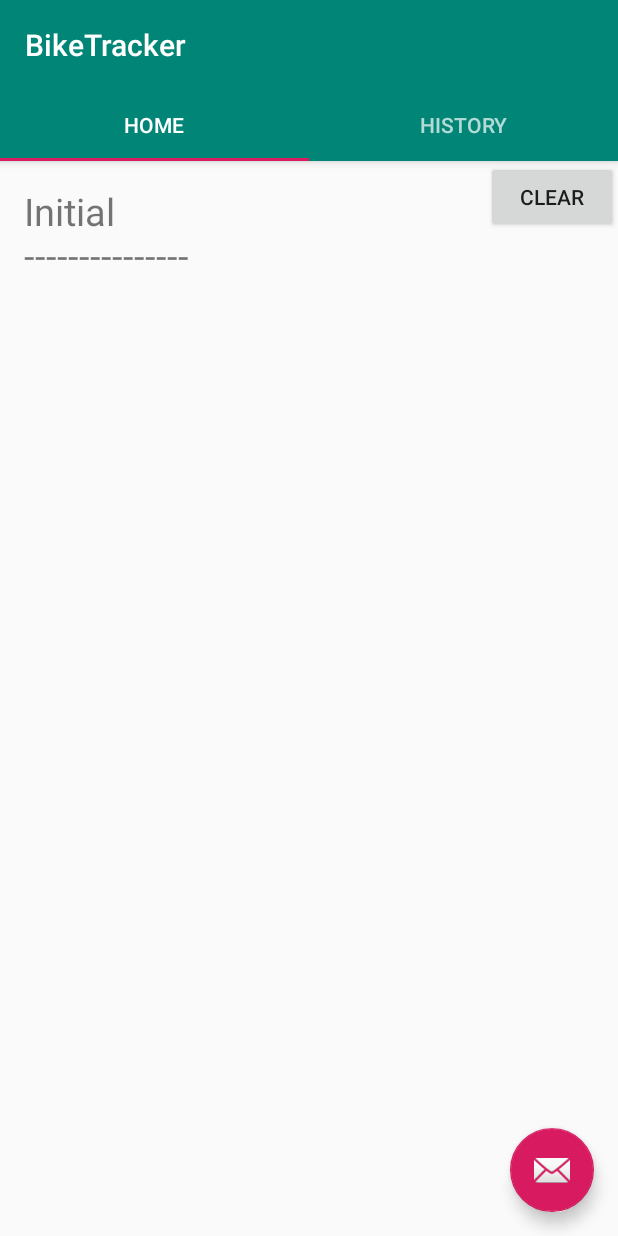
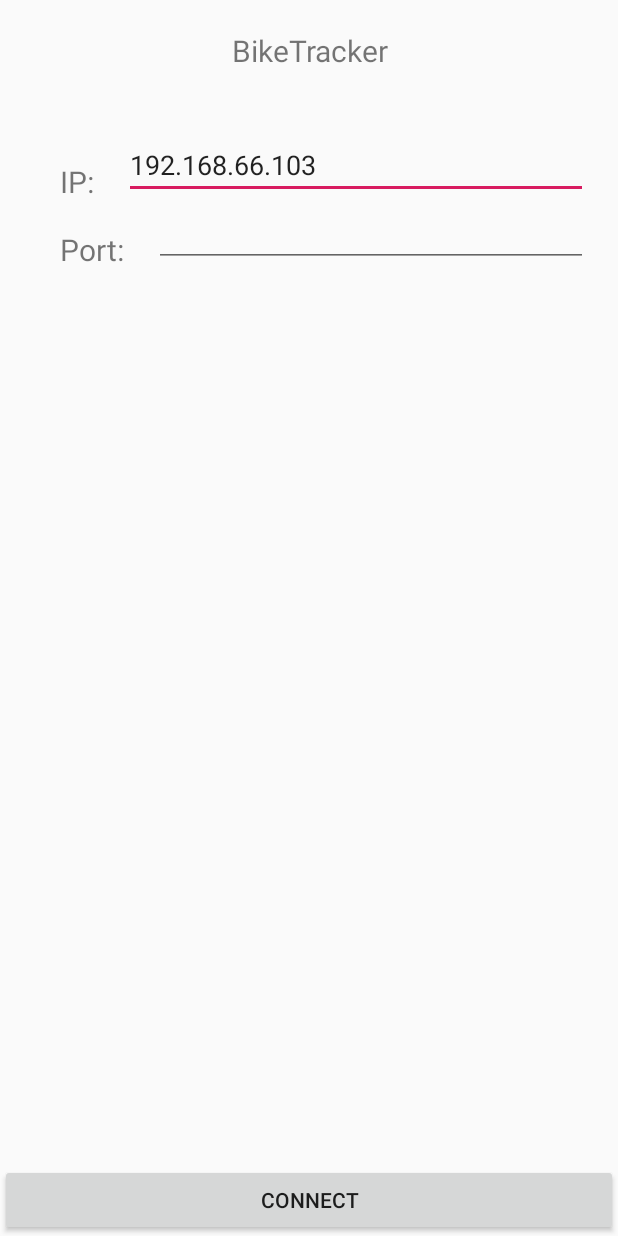
Before and after one commit to KMint1819/BikeTracker, an Android app: the screen it shows after launch (MainActivity), on a phone screen of 412 x 824 dp. Run offline under Robolectric (Android 15) with nearby library versions, the phone set to English and light mode, and no system bars.

Commit message:
feature(BikeTracker): Able to establish socket to PcServer.     1. Add a home page for the app to enter ip & port.     2. Able to connect to server.(But not sending data yet.)
feature(PcServer):
    1. Notifies when someone is connected.

```diff
--- a/BikeTracker/app/src/main/AndroidManifest.xml
+++ b/BikeTracker/app/src/main/AndroidManifest.xml
@@ -1,6 +1,7 @@
 <?xml version="1.0" encoding="utf-8"?>
 <manifest xmlns:android="http://schemas.android.com/apk/res/android"
     package="com.example.biketracker">
+    <uses-permission android:name="android.permission.INTERNET"/>
 
     <application
         android:allowBackup="true"
@@ -9,6 +10,7 @@
         android:roundIcon="@mipmap/ic_launcher_round"
         android:supportsRtl="true"
         android:theme="@style/AppTheme">
+        <activity android:name=".WorkSpace"></activity>
         <activity
             android:name=".MainActivity"
             android:label="@string/app_name"
--- a/BikeTracker/app/src/main/java/com/example/biketracker/MainActivity.java
+++ b/BikeTracker/app/src/main/java/com/example/biketracker/MainActivity.java
@@ -1,5 +1,6 @@
 package com.example.biketracker;
 
+import android.content.Intent;
 import android.os.Bundle;
 
 import com.google.android.material.floatingactionbutton.FloatingActionButton;
@@ -13,41 +14,35 @@ import android.util.Log;
 import android.view.Menu;
 import android.view.MenuItem;
 import android.view.View;
+import android.widget.Button;
+import android.widget.EditText;
 
 
 public class MainActivity extends AppCompatActivity {
     private static final String TAG = "MainActivity";
-
-    private SectionsPagerAdapter mSectionsPagerAdapter;
-    private ViewPager mViewPager;
-    TabLayout tabs;
+    private Button btn_connect;
+    private EditText edt_ip;
+    private EditText edt_port;
 
     @Override
     protected void onCreate(Bundle savedInstanceState) {
         super.onCreate(savedInstanceState);
         setContentView(R.layout.activity_main);
-        Log.d(TAG, "App started...");
-
-        tabs = findViewById(R.id.tabs);
-        mSectionsPagerAdapter = new SectionsPagerAdapter(getSupportFragmentManager());
-        mViewPager = findViewById(R.id.view_pager);
-        FloatingActionButton fab = findViewById(R.id.fab);
-
-        fab.setOnClickListener(new View.OnClickListener() {
-            @Override
-            public void onClick(View view) {
-                Snackbar.make(view, "Replace with your own action", Snackbar.LENGTH_LONG)
-                        .setAction("Action", null).show();
-            }
-        });
-        setViewPager(mViewPager);
-        tabs.setupWithViewPager(mViewPager);
+        btn_connect = findViewById(R.id.btn_connect);
+        edt_ip = findViewById(R.id.ip_edt);
+        edt_port = findViewById(R.id.port_edt);
+        btn_connect.setOnClickListener(connectListner);
     }
 
-    private void setViewPager(ViewPager viewPager) {
-        SectionsPagerAdapter adapter = new SectionsPagerAdapter(getSupportFragmentManager());
-        adapter.add(new HomeFragment(), "Home");
-        adapter.add(new HistoryFragment(), "History");
-        viewPager.setAdapter(adapter);
-    }
+    View.OnClickListener connectListner = new View.OnClickListener() {
+        @Override
+        public void onClick(View v) {
+            String ip = edt_ip.getText().toString();
+            int port = Integer.parseInt(edt_port.getText().toString());
+            Intent intent = new Intent(MainActivity.this, WorkSpace.class);
+            intent.putExtra("ip", ip);
+            intent.putExtra("port", port);
+            startActivity(intent);
+        }
+    };
 }
--- a/BikeTracker/app/src/main/res/layout/activity_main.xml
+++ b/BikeTracker/app/src/main/res/layout/activity_main.xml
@@ -1,44 +1,71 @@
 <?xml version="1.0" encoding="utf-8"?>
-<androidx.coordinatorlayout.widget.CoordinatorLayout xmlns:android="http://schemas.android.com/apk/res/android"
+<RelativeLayout xmlns:android="http://schemas.android.com/apk/res/android"
     xmlns:app="http://schemas.android.com/apk/res-auto"
     xmlns:tools="http://schemas.android.com/tools"
     android:layout_width="match_parent"
     android:layout_height="match_parent"
     tools:context=".MainActivity">
 
-    <com.google.android.material.appbar.AppBarLayout
+    <LinearLayout
+        android:id="@+id/header"
         android:layout_width="match_parent"
         android:layout_height="wrap_content"
-        android:theme="@style/AppTheme.AppBarOverlay">
+        android:padding="@dimen/main_padding">
 
         <TextView
-            android:id="@+id/title"
+            android:layout_width="match_parent"
+            android:layout_height="wrap_content"
+            android:gravity="center"
+            android:text="@string/app_name"
+            android:textSize="@dimen/main_text_size" />
+    </LinearLayout>
+
+    <RelativeLayout
+        android:layout_width="match_parent"
+        android:layout_height="wrap_content"
+        android:layout_below="@+id/header"
+        android:padding="@dimen/main_padding">
+
+        <TextView
+            android:id="@+id/ip_view"
             android:layout_width="wrap_content"
             android:layout_height="wrap_content"
-            android:gravity="center"
-            android:minHeight="?actionBarSize"
-            android:padding="@dimen/appbar_padding"
-            android:text="@string/app_name"
-            android:textAppearance="@style/TextAppearance.Widget.AppCompat.Toolbar.Title" />
+            android:padding="@dimen/main_padding"
+            android:text="IP:"
+            android:textSize="@dimen/main_text_size"/>
 
-        <com.google.android.material.tabs.TabLayout
-            android:id="@+id/tabs"
-            android:layout_width="match_parent"
+        <EditText
+            android:id="@+id/ip_edt"
+            android:layout_width="wrap_content"
             android:layout_height="wrap_content"
-            android:background="?attr/colorPrimary" />
-    </com.google.android.material.appbar.AppBarLayout>
+            android:layout_alignParentEnd="true"
+            android:layout_toEndOf="@id/ip_view"
+            android:text="@string/default_ip"/>
 
-    <androidx.viewpager.widget.ViewPager
-        android:id="@+id/view_pager"
+        <TextView
+            android:id="@+id/port_view"
+            android:layout_width="wrap_content"
+            android:layout_height="wrap_content"
+            android:layout_below="@+id/ip_edt"
+            android:padding="@dimen/main_padding"
+            android:text="Port:"
+            android:textSize="@dimen/main_text_size"/>
+
+        <EditText
+            android:id="@+id/port_edt"
+            android:layout_width="wrap_content"
+            android:layout_height="wrap_content"
+            android:layout_below="@id/ip_edt"
+            android:layout_alignParentEnd="true"
+            android:layout_toEndOf="@id/port_view"
+            />
+    </RelativeLayout>
+
+    <Button
+        android:id="@+id/btn_connect"
         android:layout_width="match_parent"
-        android:layout_height="match_parent"
-        app:layout_behavior="@string/appbar_scrolling_view_behavior" />
+        android:layout_height="wrap_content"
+        android:layout_alignParentBottom="true"
+        android:text="Connect"/>
 
-    <com.google.android.material.floatingactionbutton.FloatingActionButton
-        android:id="@+id/fab"
-        android:layout_width="wrap_content"
-        android:layout_height="wrap_content"
-        android:layout_gravity="bottom|end"
-        android:layout_margin="@dimen/fab_margin"
-        app:srcCompat="@android:drawable/ic_dialog_email" />
-</androidx.coordinatorlayout.widget.CoordinatorLayout>
+</RelativeLayout>
--- a/BikeTracker/app/src/main/res/values/dimens.xml
+++ b/BikeTracker/app/src/main/res/values/dimens.xml
@@ -5,4 +5,9 @@
     <dimen name="appbar_padding">16dp</dimen>
     <dimen name="fab_margin">16dp</dimen>
     <dimen name="appbar_padding_top">8dp</dimen>
+
+<!--    main-->
+
+    <dimen name="main_text_size">20sp</dimen>
+    <dimen name="main_padding">20sp</dimen>
 </resources>
--- a/BikeTracker/app/src/main/res/values/strings.xml
+++ b/BikeTracker/app/src/main/res/values/strings.xml
@@ -4,4 +4,6 @@
     <string name="tab_history">History</string>
     <string name="btn_clear">CLEAR</string>
     <string name="text_area">Initial\n---------------\n</string>
+    <!-- main   -->
+    <string name="default_ip">192.168.66.103</string>
 </resources>
```
Also changed, not shown: BikeTracker/app/src/main/java/com/example/biketracker/HomeFragment.java (+30 -4 lines), BikeTracker/app/src/main/java/com/example/biketracker/WorkSpace.java (added, +54 -0 lines), BikeTracker/app/src/main/res/layout/activity_work_space.xml (added, +44 -0 lines), 1 other file.
